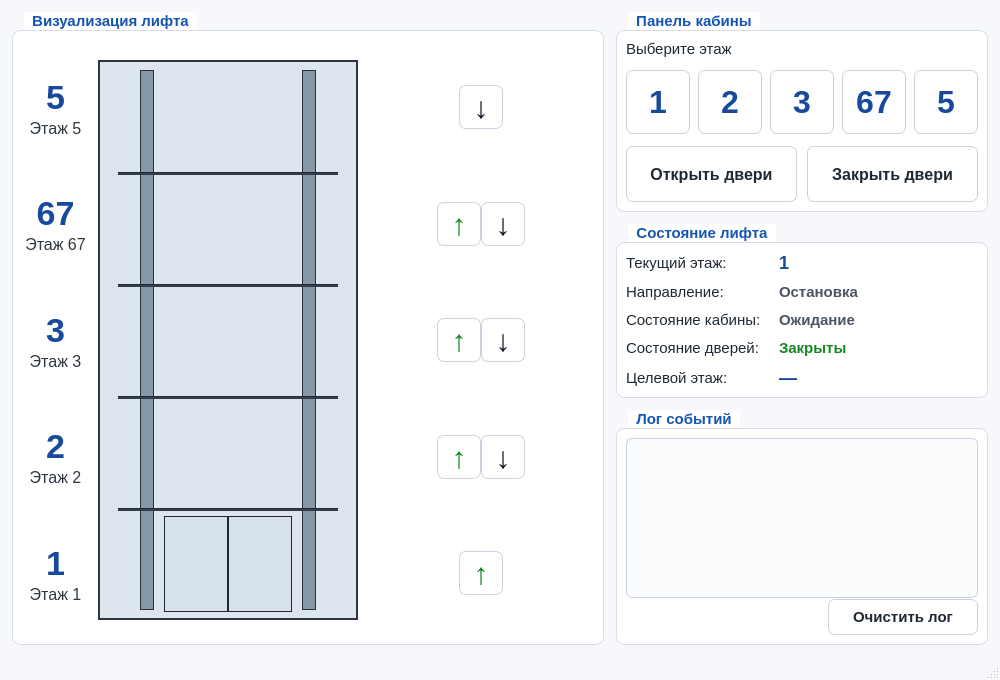
The window that mainwindow.ui (aleksei-manikhin/sem2_lab_05_OOP) describes before a commit, drawn with Qt 5.
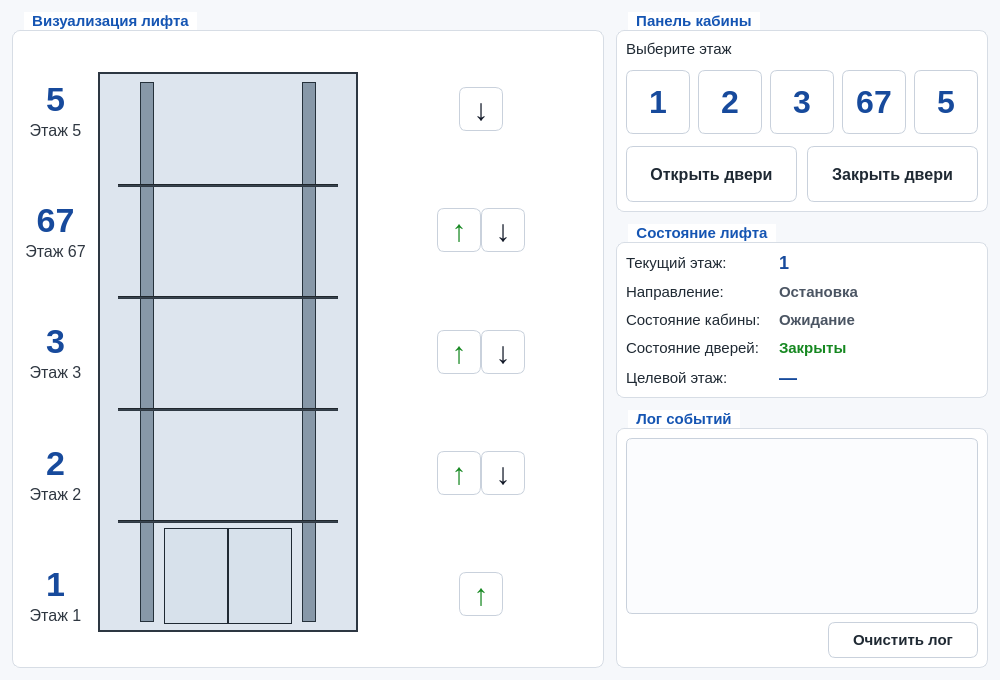
The same window after the commit.

Commit message: delete status bar + delete some unnecessary log commands

```diff
--- a/mainwindow.ui
+++ b/mainwindow.ui
@@ -1349,7 +1349,6 @@
     </rect>
    </property>
   </widget>
-  <widget class="QStatusBar" name="statusbar"/>
  </widget>
  <resources/>
  <connections/>
```
The commit also changes 4 other files.
